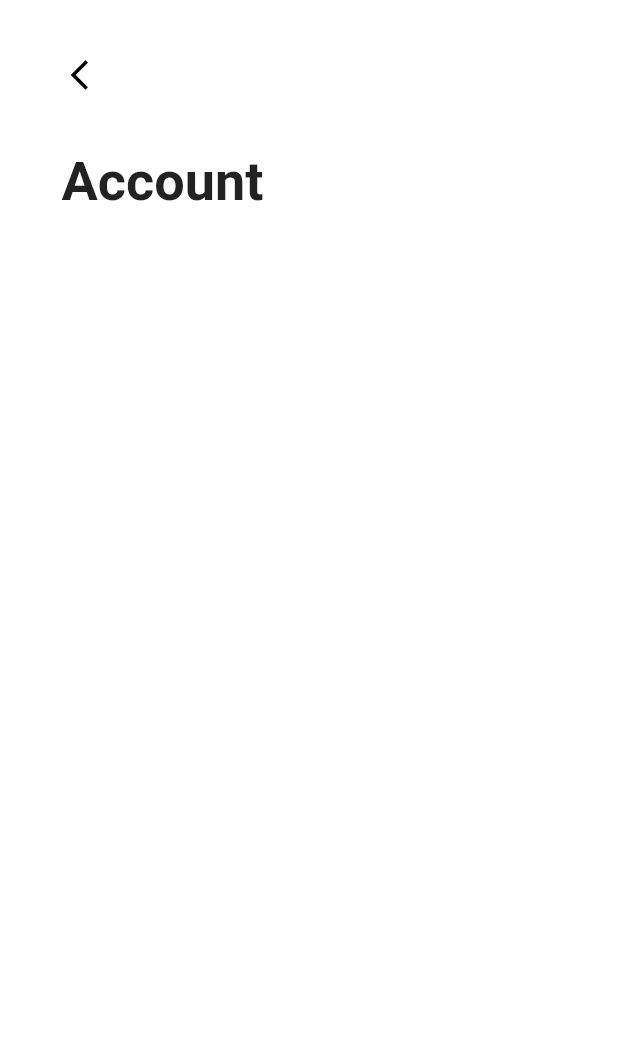
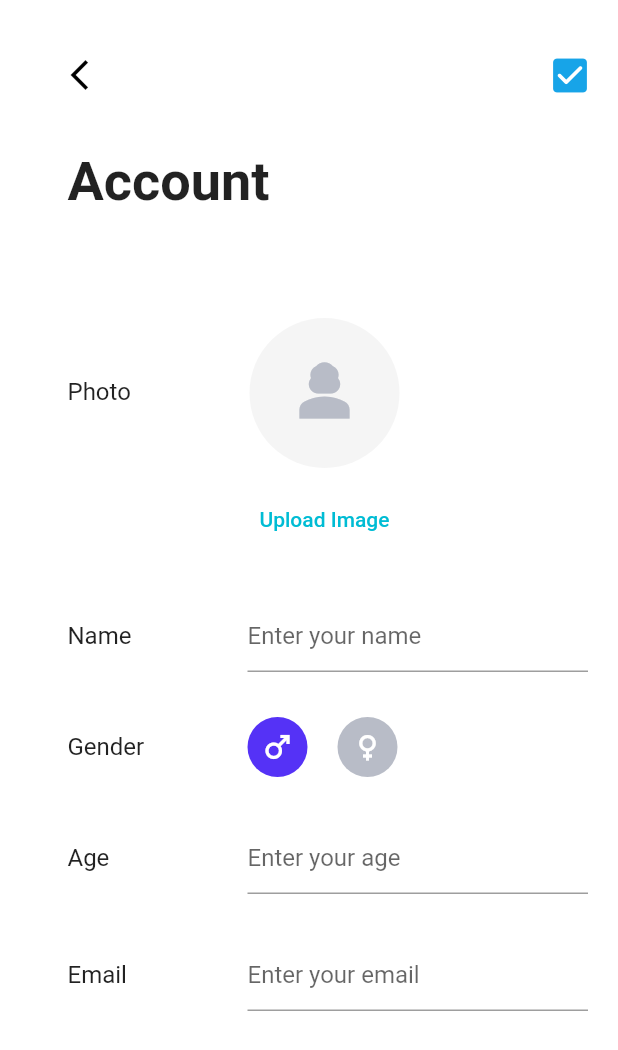
Before and after one commit to wubeshetA/user-setting-ui-flutter, a Flutter app: the screen it shows after launch, after a tap on "Wubeshet Yimam", on a phone screen of 412 x 824 dp. Shown: the top 1050 px of the screen. Run offline on Flutter 3.47's test engine with Material 2 defaults, Android fonts, the light colour scheme and no system bars.

Commit message:
Add account_page

```diff
--- a/lib/account_page.dart
+++ b/lib/account_page.dart
@@ -1,15 +1,6 @@
 import 'package:flutter/material.dart';
 
-import 'account_page.dart';
-
-class AccountPage extends StatefulWidget {
-  const AccountPage({Key? key}) : super(key: key);
-
-  @override
-  State<AccountPage> createState() => _AccountPageState();
-}
-
-class _AccountPageState extends State<AccountPage> {
+class AccountPage extends StatelessWidget {
   @override
   Widget build(BuildContext context) {
     return Padding(
@@ -23,24 +14,169 @@ class _AccountPageState extends State<AccountPage> {
             icon: Icon(Icons.arrow_back_ios_new, color: Colors.black),
             onPressed: () => Navigator.of(context).pop(),
           ),
+
+          actions: [
+            SizedBox(
+              child: Padding(
+                padding: const EdgeInsets.only(right: 8.0),
+                child: IconButton(
+                  icon: Icon(
+                    Icons.check_box_rounded,
+                    color: Color(0xff17a4e8),
+                    size: 30,
+                  ),
+                  onPressed: () {},
+                ),
+              ),
+            ),
+          ],
+
           // change the background color to white
           backgroundColor: Colors.white,
           // remove the shadow
           elevation: 0,
         ),
-        body: SafeArea(
+        body: Container(
+          padding: EdgeInsets.fromLTRB(20, 0, 20, 20),
           child: Column(
-            // add background color
-
             crossAxisAlignment: CrossAxisAlignment.start,
             children: [
-              // SizedBox(height: 24.0),
+              // Text(
+              //   "Upload Photo",
+              //   style: TextStyle(fontSize: 20, fontWeight: FontWeight.bold),
+              // ),
+
               Padding(
-                padding: const EdgeInsets.symmetric(horizontal: 16.0),
+                padding: const EdgeInsets.symmetric(horizontal: 0.0),
                 child: Text(
                   'Account',
                   style: TextStyle(fontSize: 36, fontWeight: FontWeight.bold),
                 ),
+              ),
+              SizedBox(height: 10),
+              Row(
+                  // put the gap
+                  mainAxisAlignment: MainAxisAlignment.start,
+                  children: [
+                    SizedBox(
+                      width: 120,
+                      child: Text(
+                        "Photo",
+                        style: TextStyle(fontSize: 16),
+                      ),
+                    ),
+                    Column(
+                      children: [
+                        SizedBox(height: 60),
+                        CircleAvatar(
+                          radius: 50,
+                          child: Icon(Icons.person_3_sharp,
+                              color: Color(0xffb8bcc7), size: 50),
+                        ),
+                        SizedBox(height: 10),
+                        TextButton(
+                          onPressed: () {},
+                          child: Text(
+                            "Upload Image",
+                            style: TextStyle(color: Colors.cyan),
+                          ),
+                        ),
+                      ],
+                    ),
+                  ]),
+              SizedBox(height: 30),
+              Row(
+                children: [
+                  SizedBox(
+                    width: 120,
+                    child: Text(
+                      "Name",
+                      style: TextStyle(fontSize: 16),
+                    ),
+                  ),
+                  Expanded(
+                    child: TextField(
+                      decoration: InputDecoration(
+                        hintText: "Enter your name",
+                      ),
+                    ),
+                  ),
+                ],
+              ),
+              SizedBox(height: 30),
+              Row(
+                children: [
+                  SizedBox(
+                    width: 120,
+                    child: Text(
+                      "Gender",
+                      style: TextStyle(fontSize: 16),
+                    ),
+                  ),
+                  Expanded(
+                    child: Row(
+                      children: [
+                        CircleAvatar(
+                          // increase the size of the avatar
+                          backgroundColor: Color(0xff5532f6),
+                          maxRadius: 20,
+                          child: Icon(
+                            Icons.male,
+                            color: Colors.white,
+                          ),
+                        ),
+                        SizedBox(width: 20),
+                        CircleAvatar(
+                          // increase the size of the avatar
+                          backgroundColor: Color(0xffb8bcc7),
+                          maxRadius: 20,
+                          child: Icon(
+                            Icons.female,
+                            color: Colors.white,
+                          ),
+                        ),
+                      ],
+                    ),
+                  ),
+                ],
+              ),
+              SizedBox(height: 30),
+              Row(
+                children: [
+                  SizedBox(
+                    width: 120,
+                    child: Text(
+                      "Age",
+                      style: TextStyle(fontSize: 16),
+                    ),
+                  ),
+                  Expanded(
+                    child: TextField(
+                      decoration: InputDecoration(
+                        hintText: "Enter your age",
+                      ),
+                    ),
+                  ),
+                ],
+              ),
+              SizedBox(height: 30),
+              Row(
+                children: [
+                  SizedBox(
+                    width: 120,
+                    child: Text(
+                      "Email",
+                      style: TextStyle(fontSize: 16),
+                    ),
+                  ),
+                  Expanded(
+                    child: TextField(
+                      decoration: InputDecoration(
+                        hintText: "Enter your email",
+                      ),
+                    ),
+                  ),
+                ],
               ),
             ],
           ),
--- a/lib/settings_page.dart
+++ b/lib/settings_page.dart
@@ -17,10 +17,14 @@ class _UserSettingsPageState extends State<UserSettingsPage> {
         // add height for the appbar
         toolbarHeight: 100,
         // add a back button
+
         leading: IconButton(
           icon: Icon(Icons.arrow_back_ios_new, color: Colors.black),
           onPressed: () => Navigator.of(context).pop(),
         ),
+        // add button to the right side
+
+
         // change the background color to white
         backgroundColor: Colors.white,
         // remove the shadow
@@ -45,7 +49,7 @@ class _UserSettingsPageState extends State<UserSettingsPage> {
               padding: const EdgeInsets.symmetric(horizontal: 16.0),
               child: Text(
                 'Account',
-                style: TextStyle(fontSize: 24, fontWeight: FontWeight.bold),
+                style: TextStyle(fontSize: 18, fontWeight: FontWeight.bold),
               ),
             ),
             SizedBox(height: 24.0),
@@ -59,9 +63,9 @@ class _UserSettingsPageState extends State<UserSettingsPage> {
               ),
               title: Padding(
                 padding: const EdgeInsets.only(left: 8),
-                child: Text('Wubeshet Yimam',
-                    style:
-                        TextStyle(fontSize: 18, fontWeight: FontWeight.bold)),
+                child: Text(
+                  'Wubeshet Yimam',
+                ),
               ),
               subtitle: Padding(
                 padding: const EdgeInsets.fromLTRB(8, 8, 0, 0),
@@ -100,7 +104,7 @@ class _UserSettingsPageState extends State<UserSettingsPage> {
               padding: const EdgeInsets.symmetric(horizontal: 16.0),
               child: Text(
                 'Settings',
-                style: TextStyle(fontSize: 16, fontWeight: FontWeight.bold),
+                style: TextStyle(fontSize: 18, fontWeight: FontWeight.bold),
               ),
             ),
             SizedBox(height: 24.0),
@@ -150,7 +154,7 @@ class _UserSettingsPageState extends State<UserSettingsPage> {
                 backgroundColor: Color(0xffe4f6fd),
                 maxRadius: 25,
                 child: Icon(
-                  Icons.language_rounded,
+                  Icons.notifications,
                   color: Color(0xff17a4e8),
                 ),
               ),
@@ -178,11 +182,11 @@ class _UserSettingsPageState extends State<UserSettingsPage> {
                   const EdgeInsets.symmetric(horizontal: 16.0, vertical: 12),
               // leading:
               leading: CircleAvatar(
-                backgroundColor:  Color(0xffeceaff),
+                backgroundColor: Color(0xffeceaff),
                 maxRadius: 25,
                 child: Icon(
                   Icons.dark_mode_sharp,
-                  color:  Color(0xff5532f6),
+                  color: Color(0xff5532f6),
                 ),
               ),
               title: Text('Dark Mode'),
@@ -212,7 +216,6 @@ class _UserSettingsPageState extends State<UserSettingsPage> {
               ),
               title: Text('Help'),
               trailing: Container(
-
                 decoration: BoxDecoration(
                   color: Color(0xfff6f6f8),
                   borderRadius: BorderRadius.circular(10.0),
```
